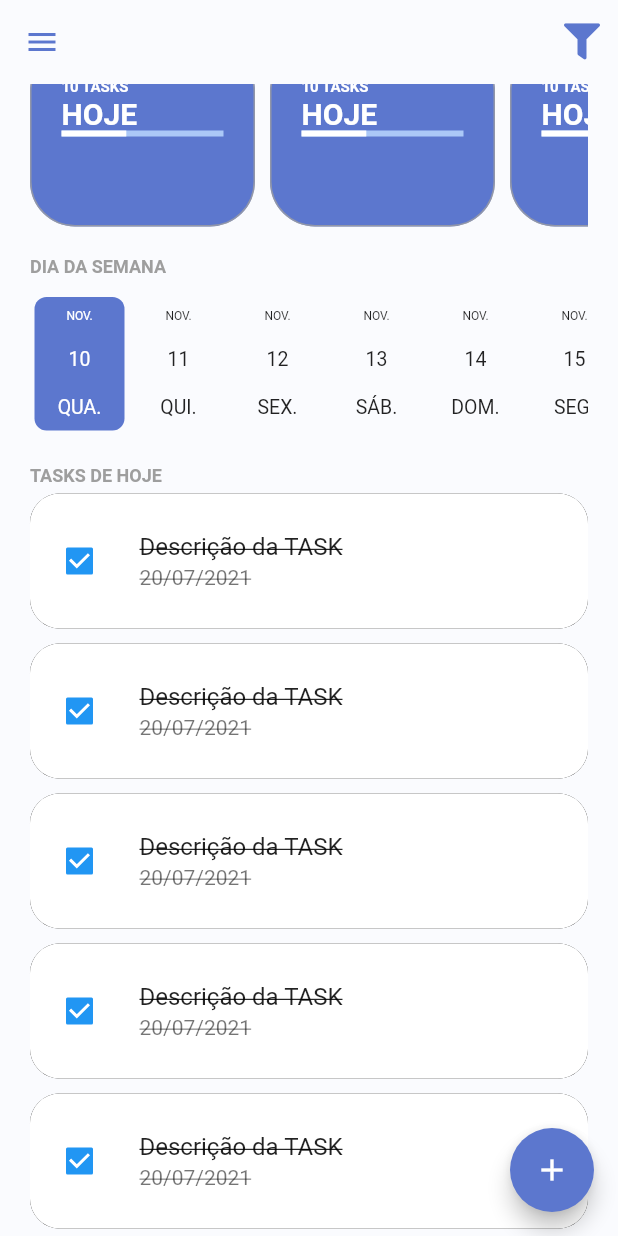
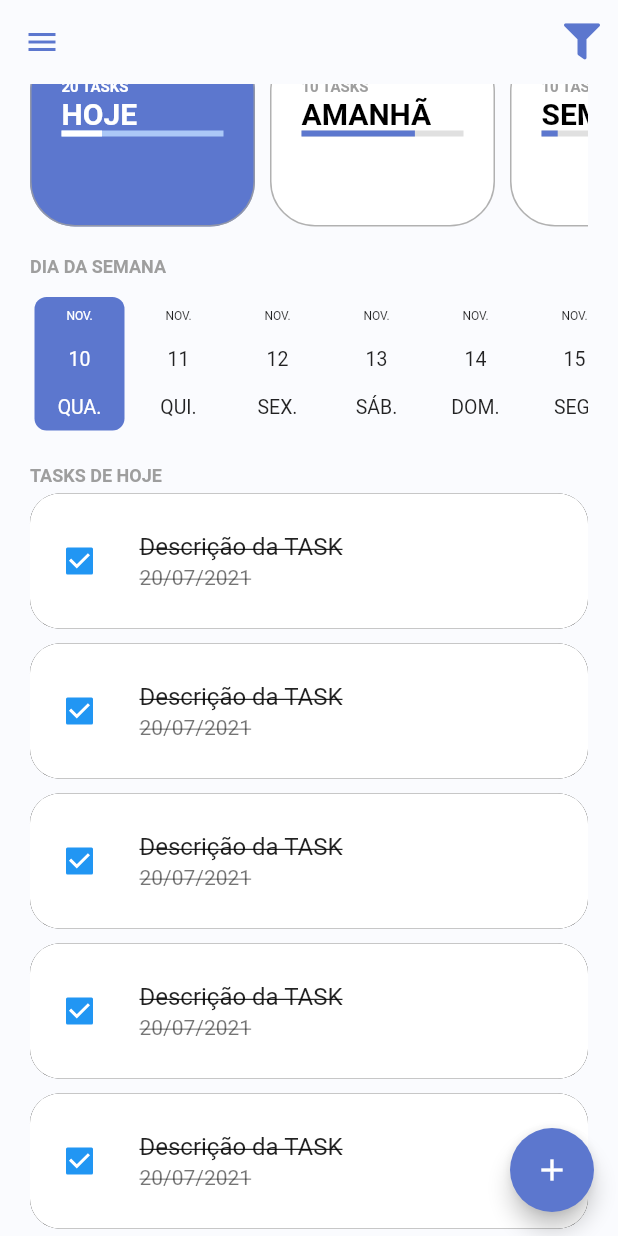
Before and after one commit to limadlp/todolist_provider, a Flutter app: the screen it shows once a user with an empty profile is signed in, scrolled down 133 dp, on a phone screen of 412 x 824 dp. Run offline on Flutter 3.47's test engine with Material 2 defaults, Android fonts, the phone set to English and light mode, and no system bars; drawn by our look-alikes of date_picker_timeline; our stand-ins replace firebase_auth, firebase_core, flutter_signin_button, google_fonts, google_sign_in, sqflite and 2 more; missing offline and left inert: flutter_overlay_loader, validatorless; accounts and stored records are empty; network calls fail; Roboto replaces fonts that are missing (Mandali).

Commit message:
filters and findbyperiod

```diff
--- /dev/null
+++ b/lib/app/models/task_filter_enum.dart
@@ -0,0 +1,5 @@
+enum TaskFilterEnum {
+  today,
+  tomorrow,
+  week,
+}
--- /dev/null
+++ b/lib/app/models/total_tasks_model.dart
@@ -0,0 +1,9 @@
+class TotalTasksModel {
+  final int totalTasks;
+  final int totalTasksFinish;
+
+  TotalTasksModel({
+    required this.totalTasks,
+    required this.totalTasksFinish,
+  });
+}
--- /dev/null
+++ b/lib/app/modules/home/home_controller.dart
@@ -0,0 +1,6 @@
+import 'package:todo_list_provider/app/core/notifier/default_change_notifier.dart';
+import 'package:todo_list_provider/app/models/task_filter_enum.dart';
+
+class HomeController extends DefaultChangeNotifier {
+  var filterSelected = TaskFilterEnum.today;
+}
--- a/lib/app/modules/home/home_module.dart
+++ b/lib/app/modules/home/home_module.dart
@@ -1,11 +1,17 @@
+import 'package:provider/provider.dart';
 import 'package:todo_list_provider/app/core/modules/todo_list_module.dart';
+import 'package:todo_list_provider/app/modules/home/home_controller.dart';
 
 import 'home_page.dart';
 
 class HomeModule extends TodoListModule {
   HomeModule()
       : super(
-          //bindings: [],
+          bindings: [
+            ChangeNotifierProvider(
+              create: (context) => HomeController(),
+            ),
+          ],
           routers: {
             '/home': (context) => const HomePage(),
           },
--- a/lib/app/modules/home/widgets/home_filters.dart
+++ b/lib/app/modules/home/widgets/home_filters.dart
@@ -1,15 +1,14 @@
 import 'package:flutter/material.dart';
+import 'package:provider/provider.dart';
 import 'package:todo_list_provider/app/core/ui/theme_extensions.dart';
+import 'package:todo_list_provider/app/models/task_filter_enum.dart';
+import 'package:todo_list_provider/app/models/total_tasks_model.dart';
+import 'package:todo_list_provider/app/modules/home/home_controller.dart';
 import 'package:todo_list_provider/app/modules/home/widgets/todo_card_filter.dart';
 
-class HomeFilters extends StatefulWidget {
+class HomeFilters extends StatelessWidget {
   const HomeFilters({Key? key}) : super(key: key);
 
-  @override
-  _HomeFiltersState createState() => _HomeFiltersState();
-}
-
-class _HomeFiltersState extends State<HomeFilters> {
   @override
   Widget build(BuildContext context) {
     return Column(
@@ -26,11 +25,33 @@ class _HomeFiltersState extends State<HomeFilters> {
           scrollDirection: Axis.horizontal,
           child: Row(
             children: [
-              TodoCardFilter(),
-              TodoCardFilter(),
-              TodoCardFilter(),
-              TodoCardFilter(),
-              TodoCardFilter(),
+              TodoCardFilter(
+                label: 'HOJE',
+                taskFilter: TaskFilterEnum.today,
+                totalTasksModel:
+                    TotalTasksModel(totalTasks: 20, totalTasksFinish: 5),
+                selected: context.select<HomeController, TaskFilterEnum>(
+                        (value) => value.filterSelected) ==
+                    TaskFilterEnum.today,
+              ),
+              TodoCardFilter(
+                label: 'AMANHÃ',
+                taskFilter: TaskFilterEnum.tomorrow,
+                totalTasksModel:
+                    TotalTasksModel(totalTasks: 10, totalTasksFinish: 7),
+                selected: context.select<HomeController, TaskFilterEnum>(
+                        (value) => value.filterSelected) ==
+                    TaskFilterEnum.tomorrow,
+              ),
+              TodoCardFilter(
+                label: 'SEMANA',
+                taskFilter: TaskFilterEnum.week,
+                totalTasksModel:
+                    TotalTasksModel(totalTasks: 10, totalTasksFinish: 1),
+                selected: context.select<HomeController, TaskFilterEnum>(
+                        (value) => value.filterSelected) ==
+                    TaskFilterEnum.week,
+              ),
             ],
           ),
         )
--- a/lib/app/modules/home/widgets/todo_card_filter.dart
+++ b/lib/app/modules/home/widgets/todo_card_filter.dart
@@ -1,14 +1,34 @@
 import 'package:flutter/material.dart';
+
 import 'package:todo_list_provider/app/core/ui/theme_extensions.dart';
+import 'package:todo_list_provider/app/models/task_filter_enum.dart';
+import 'package:todo_list_provider/app/models/total_tasks_model.dart';
 
-class TodoCardFilter extends StatefulWidget {
-  const TodoCardFilter({Key? key}) : super(key: key);
+class TodoCardFilter extends StatelessWidget {
+  final String label;
+  final TaskFilterEnum taskFilter;
+  final TotalTasksModel? totalTasksModel;
+  final bool selected;
 
-  @override
-  _TodoCardFilterState createState() => _TodoCardFilterState();
-}
+  const TodoCardFilter({
+    Key? key,
+    required this.label,
+    required this.taskFilter,
+    this.totalTasksModel,
+    required this.selected,
+  }) : super(key: key);
 
-class _TodoCardFilterState extends State<TodoCardFilter> {
+  double _getPercentFinish() {
+    final total = totalTasksModel?.totalTasks ?? 0.0;
+    final totalFinish = totalTasksModel?.totalTasksFinish ?? 0.0;
+
+    if (total == 0) {
+      return 0.0;
+    }
+
+    return (totalFinish) / total;
+  }
+
   @override
   Widget build(BuildContext context) {
     return Container(
@@ -21,7 +41,7 @@ class _TodoCardFilterState extends State<TodoCardFilter> {
         right: 10,
       ),
       decoration: BoxDecoration(
-        color: context.primaryColor,
+        color: selected ? context.primaryColor : Colors.white,
         border: Border.all(
           width: 1,
           color: Colors.grey.withOpacity(0.8),
@@ -32,26 +52,36 @@ class _TodoCardFilterState extends State<TodoCardFilter> {
         crossAxisAlignment: CrossAxisAlignment.start,
         children: [
           Text(
-            '10 TASKS',
+            '${totalTasksModel?.totalTasks ?? 0} TASKS',
             style: context.titleStyle.copyWith(
               fontSize: 10,
-              color: Colors.white,
+              color: selected ? Colors.white : Colors.grey,
             ),
           ),
-          const Text(
-            'HOJE',
+          Text(
+            label,
             style: TextStyle(
               fontSize: 20,
               fontWeight: FontWeight.bold,
-              color: Colors.white,
+              color: selected ? Colors.white : Colors.black,
             ),
           ),
-          LinearProgressIndicator(
-            backgroundColor: context.primaryColorLight,
-            valueColor: const AlwaysStoppedAnimation<Color>(
-              Colors.white,
+          TweenAnimationBuilder<double>(
+            builder: (context, value, child) {
+              return LinearProgressIndicator(
+                backgroundColor:
+                    selected ? context.primaryColorLight : Colors.grey.shade300,
+                valueColor: AlwaysStoppedAnimation<Color>(
+                  selected ? Colors.white : context.primaryColor,
+                ),
+                value: value,
+              );
+            },
+            tween: Tween(
+              begin: 0.0,
+              end: _getPercentFinish(),
             ),
-            value: 0.4,
+            duration: const Duration(seconds: 1),
           ),
         ],
       ),
--- a/lib/app/repositories/tasks/task_repository.dart
+++ b/lib/app/repositories/tasks/task_repository.dart
@@ -1,3 +1,6 @@
+import 'package:todo_list_provider/app/models/task_model.dart';
+
 abstract class TaskRepository {
   Future<void> save(DateTime date, String description);
+  Future<List<TaskModel>> findByPeriod(DateTime start, DateTime end);
 }
--- a/lib/app/services/tasks/tasks_service.dart
+++ b/lib/app/services/tasks/tasks_service.dart
@@ -1,3 +1,9 @@
+import 'package:todo_list_provider/app/models/task_model.dart';
+import 'package:todo_list_provider/app/models/week_task_model.dart';
+
 abstract class TasksService {
   Future<void> save(DateTime date, String description);
+  Future<List<TaskModel>> getToday();
+  Future<List<TaskModel>> getTomorrw();
+  Future<WeekTaskModel> getWeek();
 }
```
Also changed, not shown: lib/app/models/task_model.dart (added, +22 -0 lines), lib/app/models/week_task_model.dart (added, +13 -0 lines), lib/app/repositories/tasks/task_repository_impl.dart (+19 -0 lines), lib/app/services/tasks/tasks_service_impl.dart (+31 -0 lines).
